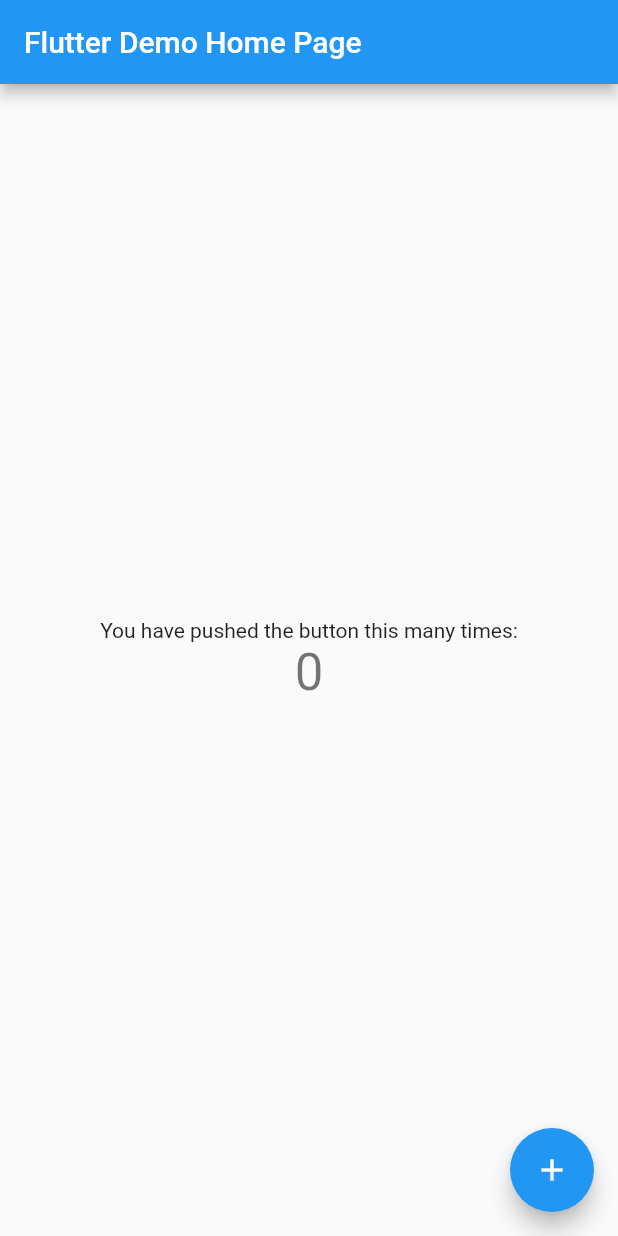
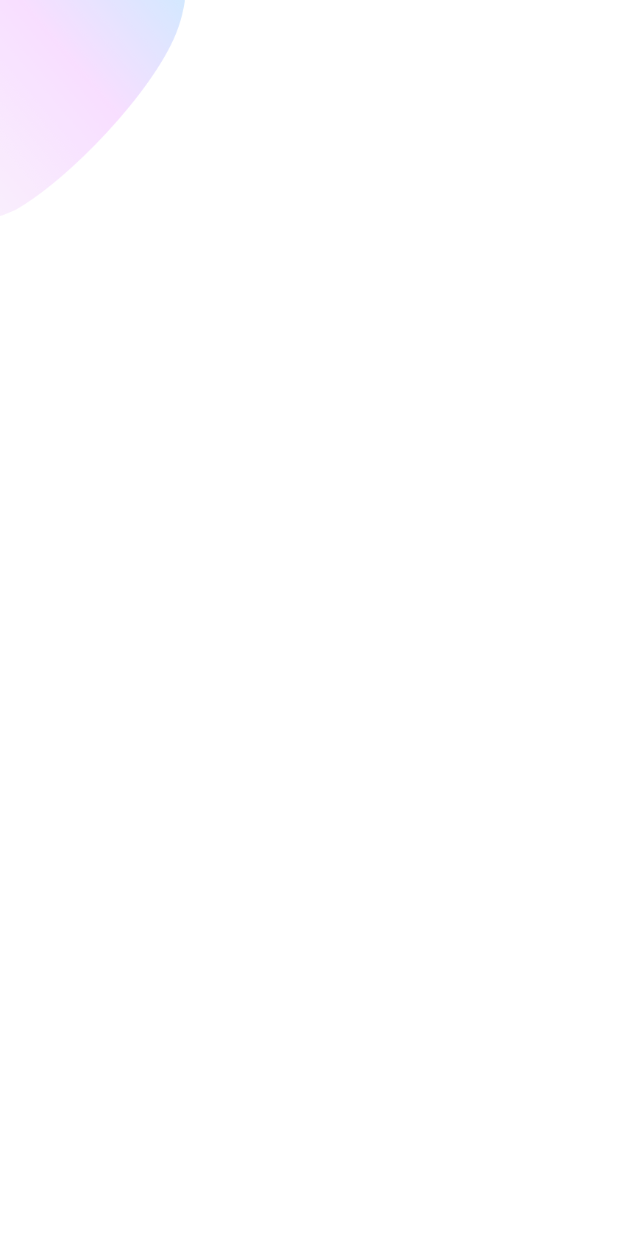
Before and after one commit to iamartyaa/quick_chat, a Flutter app: the screen it shows after launch, on a phone screen of 412 x 824 dp. Run offline on Flutter 3.47's test engine with Material 2 defaults, Android fonts, the phone set to English and light mode, and no system bars.

Commit message:
basic setup

```diff
--- /dev/null
+++ b/lib/constants.dart
@@ -0,0 +1,4 @@
+import 'package:flutter/material.dart';
+
+const kPrimaryColor = Color(0xFF6F35A5);
+const kPrimaryLightColor = Color(0xFFF1E6FF);
--- a/lib/main.dart
+++ b/lib/main.dart
@@ -1,4 +1,6 @@
 import 'package:flutter/material.dart';
+import 'package:quick_chat/constants.dart';
+import 'package:quick_chat/screens/welcome/welcome_screen.dart';
 
 void main() {
   runApp(const MyApp());
@@ -11,105 +13,14 @@
   @override
   Widget build(BuildContext context) {
     return MaterialApp(
-      title: 'Flutter Demo',
+      debugShowCheckedModeBanner: false,
+      title: 'QuickChat',
       theme: ThemeData(
-        // This is the theme of your application.
-        //
-        // Try running your application with "flutter run". You'll see the
-        // application has a blue toolbar. Then, without quitting the app, try
-        // changing the primarySwatch below to Colors.green and then invoke
-        // "hot reload" (press "r" in the console where you ran "flutter run",
-        // or simply save your changes to "hot reload" in a Flutter IDE).
-        // Notice that the counter didn't reset back to zero; the application
-        // is not restarted.
-        primarySwatch: Colors.blue,
+        primaryColor: kPrimaryColor,
+        scaffoldBackgroundColor: Colors.white,
+
       ),
-      home: const MyHomePage(title: 'Flutter Demo Home Page'),
+      home: WelcomeScreen(),
     );
   }
 }
-
-class MyHomePage extends StatefulWidget {
-  const MyHomePage({super.key, required this.title});
-
-  // This widget is the home page of your application. It is stateful, meaning
-  // that it has a State object (defined below) that contains fields that affect
-  // how it looks.
-
-  // This class is the configuration for the state. It holds the values (in this
-  // case the title) provided by the parent (in this case the App widget) and
-  // used by the build method of the State. Fields in a Widget subclass are
-  // always marked "final".
-
-  final String title;
-
-  @override
-  State<MyHomePage> createState() => _MyHomePageState();
-}
-
-class _MyHomePageState extends State<MyHomePage> {
-  int _counter = 0;
-
-  void _incrementCounter() {
-    setState(() {
-      // This call to setState tells the Flutter framework that something has
-      // changed in this State, which causes it to rerun the build method below
-      // so that the display can reflect the updated values. If we changed
-      // _counter without calling setState(), then the build method would not be
-      // called again, and so nothing would appear to happen.
-      _counter++;
-    });
-  }
-
-  @override
-  Widget build(BuildContext context) {
-    // This method is rerun every time setState is called, for instance as done
-    // by the _incrementCounter method above.
-    //
-    // The Flutter framework has been optimized to make rerunning build methods
-    // fast, so that you can just rebuild anything that needs updating rather
-    // than having to individually change instances of widgets.
-    return Scaffold(
-      appBar: AppBar(
-        // Here we take the value from the MyHomePage object that was created by
-        // the App.build method, and use it to set our appbar title.
-        title: Text(widget.title),
-      ),
-      body: Center(
-        // Center is a layout widget. It takes a single child and positions it
-        // in the middle of the parent.
-        child: Column(
-          // Column is also a layout widget. It takes a list of children and
-          // arranges them vertically. By default, it sizes itself to fit its
-          // children horizontally, and tries to be as tall as its parent.
-          //
-          // Invoke "debug painting" (press "p" in the console, choose the
-          // "Toggle Debug Paint" action from the Flutter Inspector in Android
-          // Studio, or the "Toggle Debug Paint" command in Visual Studio Code)
-          // to see the wireframe for each widget.
-          //
-          // Column has various properties to control how it sizes itself and
-          // how it positions its children. Here we use mainAxisAlignment to
-          // center the children vertically; the main axis here is the vertical
-          // axis because Columns are vertical (the cross axis would be
-          // horizontal).
-          mainAxisAlignment: MainAxisAlignment.center,
-          children: <Widget>[
-            const Text(
-              'You have pushed the button this many times:',
-            ),
-            Text(
-              '$_counter',
-              style: Theme.of(context).textTheme.headline4,
-            ),
-          ],
-        ),
-      ),
-      floatingActionButton: FloatingActionButton(
-        onPressed: _incrementCounter,
-        tooltip: 'Increment',
-        child: const Icon(Icons.add),
-      ), // This trailing comma makes auto-formatting nicer for build methods.
-    );
-  }
-}
--- /dev/null
+++ b/lib/screens/welcome/components/body.dart
@@ -0,0 +1,26 @@
+import 'package:flutter/material.dart';
+
+class Body extends StatelessWidget {
+  const Body({super.key});
+
+  @override
+  Widget build(BuildContext context) {
+    Size size = MediaQuery.of(context).size;
+    return Container(
+      height: size.height,
+      width: double.infinity,
+      child: Stack(
+        alignment: Alignment.center,
+        children: [
+        Positioned(
+          top: 0,
+          left: 0,
+          child: Image.asset(
+            "assets/images/main_top.png",
+            width: size.width*0.3,
+          ),
+        ),
+      ]),
+    );
+  }
+}
--- /dev/null
+++ b/lib/screens/welcome/welcome_screen.dart
@@ -0,0 +1,14 @@
+import 'package:flutter/material.dart';
+import 'package:quick_chat/screens/welcome/components/body.dart';
+
+class WelcomeScreen extends StatelessWidget {
+  const WelcomeScreen({super.key});
+
+  @override
+  Widget build(BuildContext context) {
+
+    return Scaffold(
+      body: Body(),
+    );
+  }
+}
```
Also changed, not shown: pubspec.yaml (+4 -3 lines), pubspec.lock.
